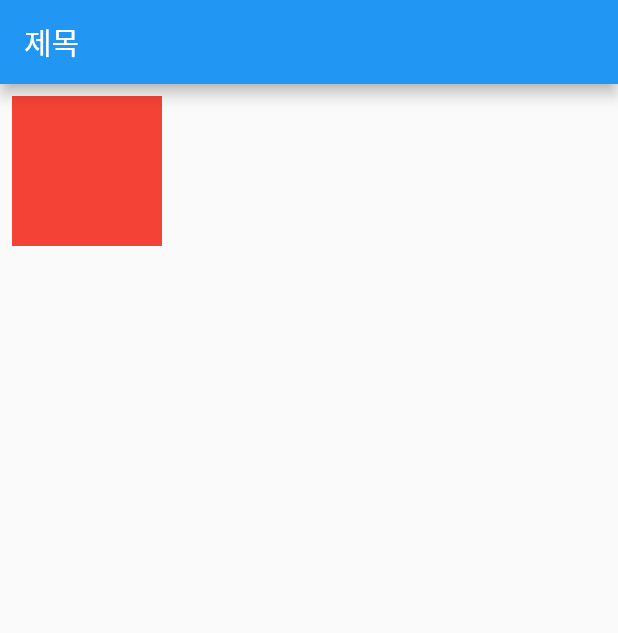
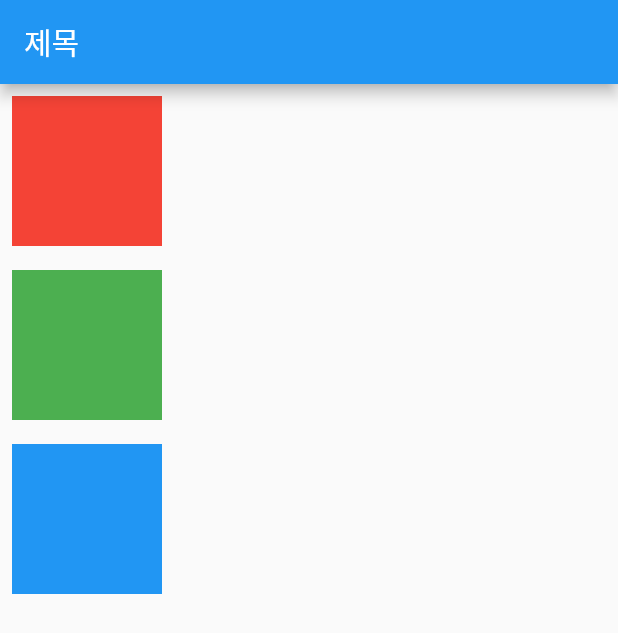
Before and after one commit to manggong/Flutter, a Flutter app: the screen it shows after launch, on a phone screen of 412 x 824 dp. Shown: the top 633 px of the screen. Run offline on Flutter 3.47's test engine with Material 2 defaults, Android fonts, the phone set to English and light mode, and no system bars.

Commit message:
add Column

```diff
--- a/first_app/lib/main.dart
+++ b/first_app/lib/main.dart
@@ -25,12 +25,30 @@ class MyHomePage extends StatelessWidget {
       appBar: AppBar(
         title: Text("제목")
       ),
-      body: Container(
-        color: Colors.red,
-        width: 100,
-        height: 100,
-        padding: const EdgeInsets.all(8.0),
-        margin: const EdgeInsets.all(8.0)
+      body: Column(
+        children: <Widget>[
+          Container(
+            color: Colors.red,
+            width: 100,
+            height: 100,
+            padding: const EdgeInsets.all(8.0),
+            margin: const EdgeInsets.all(8.0)
+          ),
+          Container(
+            color: Colors.green,
+            width: 100,
+            height: 100,
+            padding: const EdgeInsets.all(8.0),
+            margin: const EdgeInsets.all(8.0)
+          ),
+          Container(
+            color: Colors.blue,
+            width: 100,
+            height: 100,
+            padding: const EdgeInsets.all(8.0),
+            margin: const EdgeInsets.all(8.0)
+          )
+        ]
       ) // 본문 들어갈 부분
     );
   }
```
